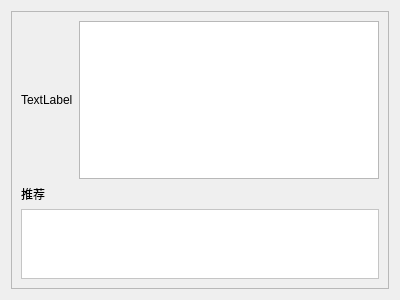
Manchery/FilmContentSystem, file FilmContentSystem_GUI/filmpage.ui: the form before one commit.
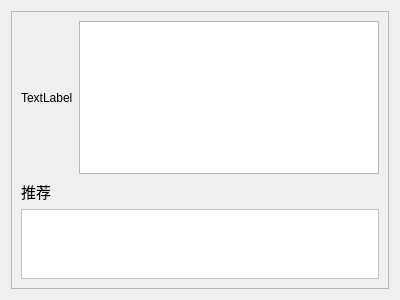
The form after the commit.

```diff
--- a/FilmContentSystem_GUI/filmpage.ui
+++ b/FilmContentSystem_GUI/filmpage.ui
@@ -42,6 +42,9 @@
            <property name="text">
             <string>TextLabel</string>
            </property>
+           <property name="margin">
+            <number>12</number>
+           </property>
           </widget>
          </item>
          <item>
@@ -64,6 +67,12 @@
        </item>
        <item>
         <widget class="QLabel" name="recommendTextLabel">
+         <property name="font">
+          <font>
+           <family>Adobe Arabic</family>
+           <pointsize>11</pointsize>
+          </font>
+         </property>
          <property name="text">
           <string>推荐</string>
          </property>
```
